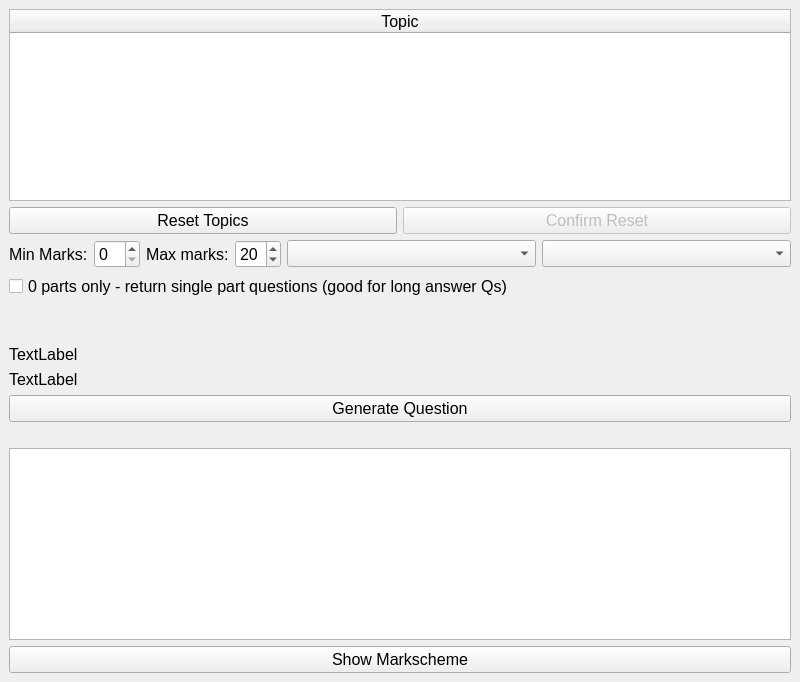
Before: the Qt Designer form QT/RandomQuestionMainWindow.ui in Daniel-CG-Wright/ExamPaperProject, drawn with Qt 5.
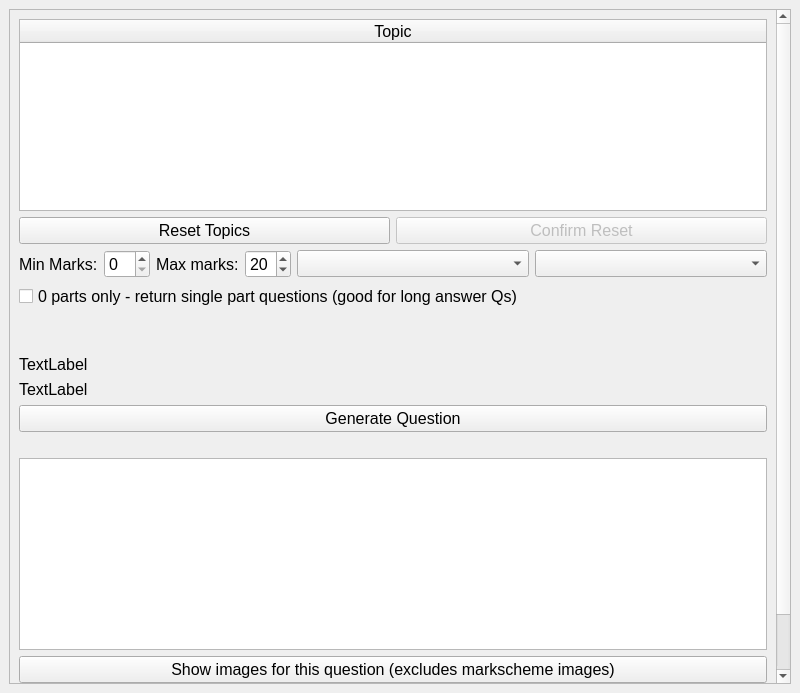
After: the same form once the commit is applied.

Commit message: Image support is in place for viewing images, but saving images is broken. Please fix saving images.

What changed in the file:
```diff
--- a/QT/RandomQuestionMainWindow.ui
+++ b/QT/RandomQuestionMainWindow.ui
@@ -7,7 +7,7 @@
     <x>0</x>
     <y>0</y>
     <width>800</width>
-    <height>600</height>
+    <height>693</height>
    </rect>
   </property>
   <property name="font">
@@ -21,6 +21,21 @@
   <widget class="QWidget" name="centralwidget">
    <layout class="QVBoxLayout" name="verticalLayout">
     <item>
+     <widget class="QScrollArea" name="scrollArea">
+      <property name="widgetResizable">
+       <bool>true</bool>
+      </property>
+      <widget class="QWidget" name="scrollAreaWidgetContents">
+       <property name="geometry">
+        <rect>
+         <x>0</x>
+         <y>0</y>
+         <width>763</width>
+         <height>752</height>
+        </rect>
+       </property>
+       <layout class="QVBoxLayout" name="verticalLayout_2">
+        <item>
      <widget class="QTableWidget" name="twTopics">
       <property name="sizePolicy">
        <sizepolicy hsizetype="Expanding" vsizetype="Minimum">
@@ -169,11 +184,38 @@
       </property>
      </widget>
     </item>
+        <item>
+         <widget class="QPushButton" name="pbShowImagesForQuestion">
+          <property name="text">
+           <string>Show images for this question (excludes markscheme images)</string>
+          </property>
+         </widget>
+        </item>
+        <item>
+         <spacer name="verticalSpacer_3">
+          <property name="orientation">
+           <enum>Qt::Vertical</enum>
+          </property>
+          <property name="sizeType">
+           <enum>QSizePolicy::Fixed</enum>
+          </property>
+          <property name="sizeHint" stdset="0">
+           <size>
+            <width>20</width>
+            <height>20</height>
+           </size>
+          </property>
+         </spacer>
+        </item>
     <item>
      <widget class="QPushButton" name="pbViewMarkscheme">
       <property name="text">
        <string>Show Markscheme</string>
       </property>
+         </widget>
+        </item>
+       </layout>
+      </widget>
      </widget>
     </item>
    </layout>
```
Lines whose indentation alone changed are shown as unchanged. The commit also changes 18 other files.
